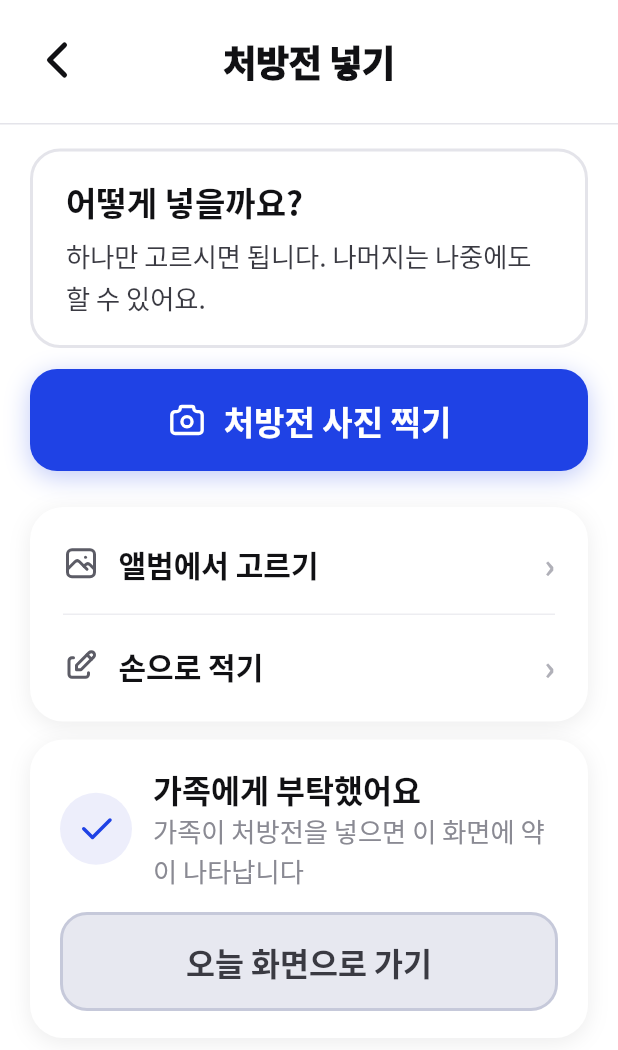
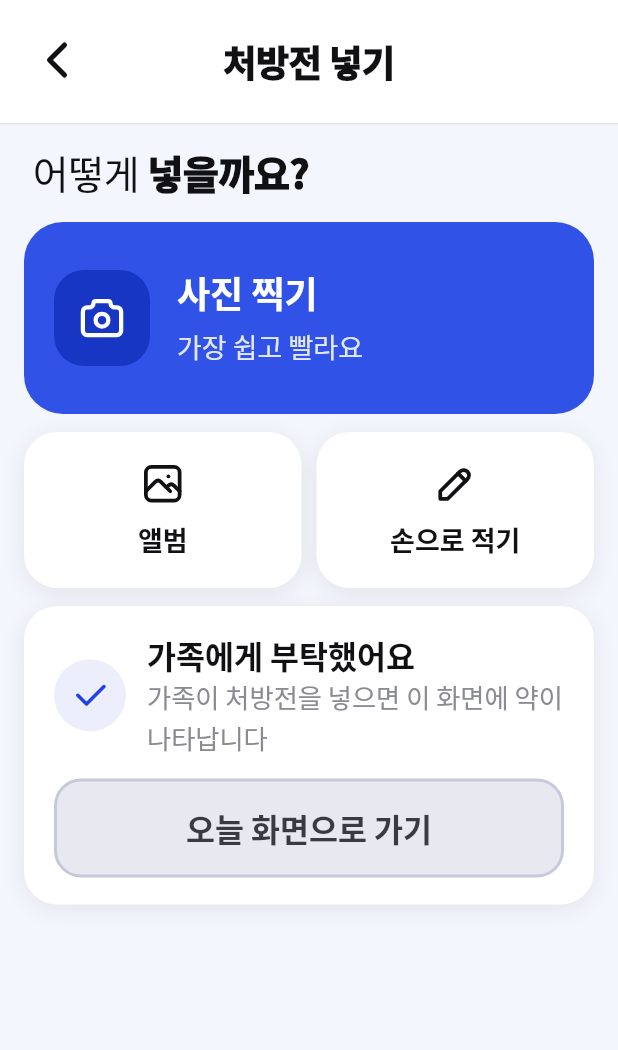
Before and after one commit to bong-bong00/alkong_yakong, a Flutter app: the AddMedicineScreen screen opened directly, on a phone screen of 412 x 824 dp. Shown: the top 1050 px of the screen. Run offline on Flutter 3.47's test engine with Material 3 defaults, Android fonts, the phone set to English and light mode, and no system bars; our stand-ins replace dio, fl_chart, flutter_local_notifications, flutter_riverpod, flutter_tabler_icons, flutter_timezone and 5 more; missing offline and left inert: polar; accounts and stored records are empty; network calls fail; Roboto replaces fonts that are missing (Noto Sans KR); statements that could not run were skipped.

Commit message:
feat: 달력과 처방전 넣기를 시안대로 맞춘다
달력(37): 바탕을 연한 파랑으로 깔고 머리에 해를 붙여 "2026년 9월"로 적는다.
셈은 "18일 중 16일"까지만 적고, 무엇을 센 것인지는 아래 범례가 맡는다.

처방전 넣기(16): "어떻게 넣을까요?"를 크게 묻고, 사진 찍기를 파란 큰 칸
하나로 둔다("가장 쉽고 빨라요"). 앨범·손으로 적기·가족에게는 작은 칸 셋으로
나란히 세운다. 줄로 쌓여 있던 것을 눈에 한 번에 들어오게 바꿨다.

Co-Authored-By: Claude Opus 5 <noreply@anthropic.com>

```diff
--- a/lib/features/dashboard/presentation/screens/month_calendar_screen.dart
+++ b/lib/features/dashboard/presentation/screens/month_calendar_screen.dart
@@ -267,12 +267,13 @@ class _MonthCalendarScreenState extends ConsumerState<MonthCalendarScreen> {
       ..._days,
     ];
     final rowCount = (cells.length / 7).ceil();
+    // 셈은 짧게 적고, 무엇을 센 것인지는 아래 범례가 맡는다.
     final summary = !_hasSchedules && _scheduledPastCount == 0
         ? '이달 복용 칸이 아직 없어요'
-        : '$_scheduledPastCount일 중 $_doneCount일 다 드셨어요';
+        : '$_scheduledPastCount일 중 $_doneCount일';
 
     return Scaffold(
-      backgroundColor: AppColors.surface,
+      backgroundColor: AppColors.bgTinted,
       body: Column(
         children: [
           SeniorBackHeader(title: '$_month월 달력'),
@@ -303,7 +304,7 @@ class _MonthCalendarScreenState extends ConsumerState<MonthCalendarScreen> {
                             children: [
                               LabelValueRow(
                                 label: Text(
-                                  '$_month월',
+                                  '$_year년 $_month월',
                                   style: AppText.cardTitle(size: 21),
                                 ),
                                 value: Text(
--- a/lib/features/prescription/presentation/screens/add_medicine_screen.dart
+++ b/lib/features/prescription/presentation/screens/add_medicine_screen.dart
@@ -44,92 +44,77 @@ class _AddMedicineScreenState extends State<AddMedicineScreen> {
   @override
   Widget build(BuildContext context) {
     return Scaffold(
-      backgroundColor: AppColors.surface,
+      backgroundColor: AppColors.bgTinted,
       body: Column(
         children: [
           const SeniorBackHeader(title: '처방전 넣기'),
           Expanded(
             child: SingleChildScrollView(
-              padding: const EdgeInsets.fromLTRB(20, 16, 20, 28),
+              padding: const EdgeInsets.fromLTRB(16, 8, 16, 28),
               child: Column(
                 crossAxisAlignment: CrossAxisAlignment.stretch,
                 children: [
-                  Container(
-                    padding: const EdgeInsets.symmetric(
-                      horizontal: 22,
-                      vertical: 18,
+                  Padding(
+                    padding: const EdgeInsets.fromLTRB(6, 6, 6, 0),
+                    child: Text.rich(
+                      TextSpan(
+                        children: [
+                          TextSpan(
+                            text: '어떻게 ',
+                            style: AppText.screenTitle(
+                              size: 26,
+                            ).copyWith(fontWeight: FontWeight.w500),
                           ),
-                    // 파랑은 실제로 누르는 버튼에만 남긴다. 안내 박스까지
-                    // 파랗게 두면 어느 것이 눌리는 것인지 흐려진다.
-                    decoration: BoxDecoration(
-                      color: AppColors.surface,
-                      borderRadius: BorderRadius.circular(20),
-                      border: Border.all(color: AppColors.border, width: 2),
-                    ),
-                    child: Column(
-                      crossAxisAlignment: CrossAxisAlignment.start,
-                      children: [
-                        Text(
-                          '어떻게 넣을까요?',
-                          style: AppText.cardTitle(
-                            size: 22,
-                            color: AppColors.textPrimary,
-                          ),
-                        ),
-                        const SizedBox(height: 6),
-                        Text(
-                          '하나만 고르시면 됩니다. 나머지는 나중에도 할 수 있어요.',
-                          style: AppText.body(
-                            size: 17.5,
-                            color: AppColors.textBody,
-                          ),
+                          TextSpan(
+                            text: '넣을까요?',
+                            style: AppText.screenTitle(size: 26),
                           ),
                         ],
                       ),
                     ),
-                  const SizedBox(height: 14),
-                  // 가장 쉬운 길 하나만 파란 버튼으로 크게 둔다.
-                  SeniorButton(
-                    label: '처방전 사진 찍기',
+                  ),
+                  const SizedBox(height: 16),
+                  // 가장 쉬운 길 하나만 파란 면으로 크게 둔다.
+                  _PrimaryWay(
                     icon: TablerIcons.camera,
-                    minHeight: 68,
-                    fontSize: 22,
-                    elevated: true,
-                    onPressed: () => widget.onPick(AddMedicineMethod.camera),
+                    label: '사진 찍기',
+                    sub: '가장 쉽고 빨라요',
+                    onTap: () => widget.onPick(AddMedicineMethod.camera),
                   ),
-                  const SizedBox(height: 24),
-                  // 나머지 길은 한 카드에 줄로 모은다. 넷이 같은 크기로
-                  // 펼쳐져 있으면 무엇을 먼저 눌러야 할지 고르게 된다.
-                  SeniorCard(
-                    padding: const EdgeInsets.symmetric(
-                      horizontal: 22,
-                      vertical: 4,
+                  const SizedBox(height: 12),
+                  // 나머지 길은 작은 칸 셋으로 나란히 둔다.
+                  IntrinsicHeight(
+                    child: Row(
+                      crossAxisAlignment: CrossAxisAlignment.stretch,
+                      children: [
+                        Expanded(
+                          child: _SmallWay(
+                            icon: TablerIcons.photo,
+                            label: '앨범',
+                            onTap: () =>
+                                widget.onPick(AddMedicineMethod.gallery),
                           ),
-                    child: Column(
-                      children: [
-                        SeniorListRow(
-                          label: '앨범에서 고르기',
-                          icon: TablerIcons.photo,
-                          trailing: const SeniorChevron(),
-                          onTap: () => widget.onPick(AddMedicineMethod.gallery),
                         ),
-                        const SeniorDivider(),
-                        SeniorListRow(
+                        const SizedBox(width: 10),
+                        Expanded(
+                          child: _SmallWay(
+                            icon: TablerIcons.pencil,
                             label: '손으로 적기',
-                          icon: TablerIcons.edit,
-                          trailing: const SeniorChevron(),
-                          onTap: () => widget.onPick(AddMedicineMethod.manual),
+                            onTap: () =>
+                                widget.onPick(AddMedicineMethod.manual),
+                          ),
                         ),
                         if (!_asked) ...[
-                          const SeniorDivider(),
-                          SeniorListRow(
-                            label: '가족에게 부탁하기',
+                          const SizedBox(width: 10),
+                          Expanded(
+                            child: _SmallWay(
                               icon: TablerIcons.users,
-                            trailing: const SeniorChevron(),
+                              label: '가족에게',
                               onTap: () {
                                 setState(() => _asked = true);
                                 widget.onPick(AddMedicineMethod.family);
                               },
+                            ),
                           ),
                         ],
                       ],
@@ -150,6 +135,125 @@ class _AddMedicineScreenState extends State<AddMedicineScreen> {
             ),
           ),
         ],
+      ),
+    );
+  }
+}
+
+/// 가장 쉬운 길 하나. 이 화면에서 파란 면은 여기뿐이다.
+class _PrimaryWay extends StatelessWidget {
+  final IconData icon;
+  final String label;
+  final String sub;
+  final VoidCallback onTap;
+
+  const _PrimaryWay({
+    required this.icon,
+    required this.label,
+    required this.sub,
+    required this.onTap,
+  });
+
+  @override
+  Widget build(BuildContext context) {
+    return Semantics(
+      button: true,
+      label: '$label, $sub',
+      child: GestureDetector(
+        onTap: onTap,
+        child: ExcludeSemantics(
+          child: Container(
+            constraints: const BoxConstraints(minHeight: 128),
+            padding: const EdgeInsets.symmetric(horizontal: 20, vertical: 18),
+            decoration: BoxDecoration(
+              color: AppColors.pointFill,
+              borderRadius: BorderRadius.circular(26),
+            ),
+            child: Row(
+              children: [
+                Container(
+                  width: 64,
+                  height: 64,
+                  alignment: Alignment.center,
+                  decoration: BoxDecoration(
+                    color: AppColors.pointPressed,
+                    borderRadius: BorderRadius.circular(20),
+                  ),
+                  child: Icon(icon, size: 34, color: Colors.white),
+                ),
+                const SizedBox(width: 18),
+                Expanded(
+                  child: Column(
+                    crossAxisAlignment: CrossAxisAlignment.start,
+                    mainAxisSize: MainAxisSize.min,
+                    children: [
+                      Text(
+                        label,
+                        style: AppText.cardTitle(size: 24, color: Colors.white),
+                      ),
+                      const SizedBox(height: 4),
+                      Text(
+                        sub,
+                        style: AppText.body(
+                          size: 18,
+                          color: AppColors.pointRing,
+                        ),
+                      ),
+                    ],
+                  ),
+                ),
+              ],
+            ),
+          ),
+        ),
+      ),
+    );
+  }
+}
+
+/// 나머지 길. 작은 칸 셋이 나란히 선다.
+class _SmallWay extends StatelessWidget {
+  final IconData icon;
+  final String label;
+  final VoidCallback onTap;
+
+  const _SmallWay({
+    required this.icon,
+    required this.label,
+    required this.onTap,
+  });
+
+  @override
+  Widget build(BuildContext context) {
+    return Semantics(
+      button: true,
+      label: label,
+      child: GestureDetector(
+        onTap: onTap,
+        child: ExcludeSemantics(
+          child: Container(
+            constraints: const BoxConstraints(minHeight: 104),
+            alignment: Alignment.center,
+            padding: const EdgeInsets.symmetric(horizontal: 8, vertical: 14),
+            decoration: BoxDecoration(
+              color: AppColors.surface,
+              borderRadius: BorderRadius.circular(22),
+              boxShadow: kCardShadow,
+            ),
+            child: Column(
+              mainAxisSize: MainAxisSize.min,
+              children: [
+                Icon(icon, size: 30, color: AppColors.textPrimary),
+                const SizedBox(height: 10),
+                Text(
+                  label,
+                  textAlign: TextAlign.center,
+                  style: AppText.cardTitle(size: 18),
+                ),
+              ],
+            ),
+          ),
+        ),
       ),
     );
   }
```
Lines whose indentation alone changed are shown as unchanged.
